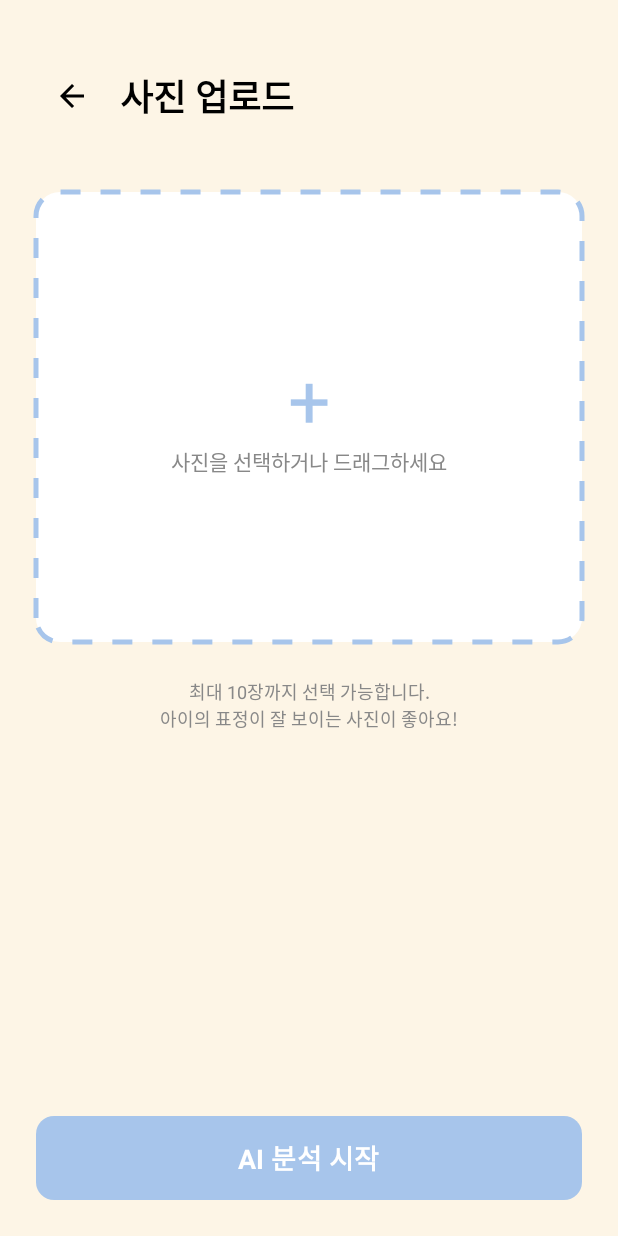
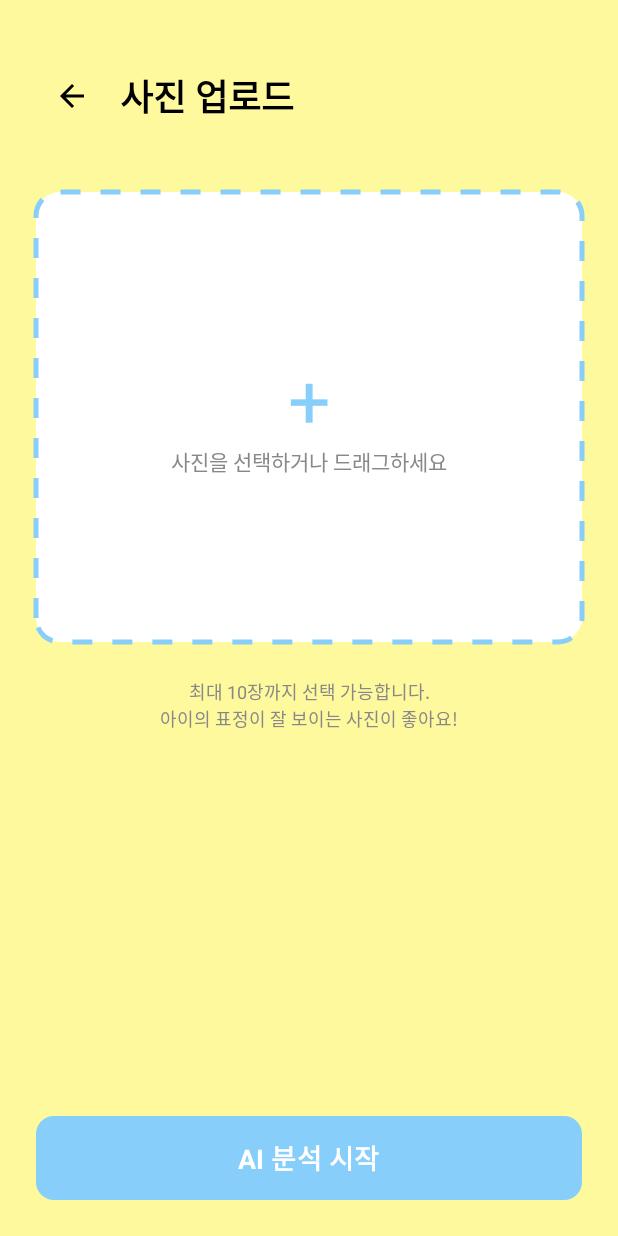
Before and after one commit to bibleme/Aiary, an Android app built with Jetpack Compose: the @Preview function ImageUploadScreenPreview, on a phone screen of 412 x 824 dp. Run offline under Robolectric (Android 15) with nearby library versions, the phone set to English and light mode, and no system bars; Roboto replaces fonts that are not available here.

Commit message:
Update ImageUploadScreen.kt

```diff
--- a/app/src/main/java/com/example/aiary/ImageUploadScreen.kt
+++ b/app/src/main/java/com/example/aiary/ImageUploadScreen.kt
@@ -42,7 +42,7 @@ fun ImageUploadScreen(onBack: () -> Unit) {
 
     // 사진 선택기
     val galleryLauncher = rememberLauncherForActivityResult(
-        contract = ActivityResultContracts.PickVisualMedia()
+        contract = ActivityResultContracts.GetContent()
     ) { uri ->
         selectedImageUri = uri // 선택한 사진의 주소를 변수에 저장
     }
@@ -52,7 +52,7 @@ fun ImageUploadScreen(onBack: () -> Unit) {
         Column(
             modifier = Modifier
                 .fillMaxSize()
-                .background(Color(0xFFFDF5E6))
+                .background(Color(0xFFFFF99E))
                 .padding(24.dp),
             horizontalAlignment = Alignment.CenterHorizontally
         ) {
@@ -87,16 +87,18 @@ fun ImageUploadScreen(onBack: () -> Unit) {
                     .background(Color.White, shape = RoundedCornerShape(16.dp))
                     .clickable {
                         // 박스 클릭 시 갤러리 열기
-                        galleryLauncher.launch(
-                            PickVisualMediaRequest(ActivityResultContracts.PickVisualMedia.ImageOnly)
-                        )
+                        // galleryLauncher.launch(
+                          //  PickVisualMediaRequest(ActivityResultContracts.PickVisualMedia.ImageOnly))
+                        galleryLauncher.launch("image/*")
+
+
                     },
                 contentAlignment = Alignment.Center
             ) {
                 // 테두리 점선
                 val stroke = Stroke(width = 5f, pathEffect = PathEffect.dashPathEffect(floatArrayOf(20f, 20f), 0f))
                 Canvas(modifier = Modifier.fillMaxSize()) {
-                    drawRoundRect(color = Color(0xFFa7c5eb), style = stroke,
+                    drawRoundRect(color = Color(0xFF87CEFA), style = stroke,
                         cornerRadius = androidx.compose.ui.geometry.CornerRadius(16.dp.toPx()))
                 }
 
@@ -104,11 +106,11 @@ fun ImageUploadScreen(onBack: () -> Unit) {
                 if (selectedImageUri == null) {
                     // 선택 안 됨: + 아이콘
                     Column(horizontalAlignment = Alignment.CenterHorizontally) {
-                        Text(text = "+", fontSize = 50.sp, color = Color(0xFFa7c5eb))
+                        Text(text = "+", fontSize = 50.sp, color = Color(0xFF87CEFA))
                         Text(text = "사진을 선택하거나 드래그하세요", color = Color(0xFF888888), fontSize = 14.sp)
                     }
                 } else {
-                    // 선택 됨: 체크 아이콘과 파일명 표시 (Coil 라이브러리가 없어서 텍스트로 대체)
+                    // 체크 아이콘과 파일명 표시
                     Column(horizontalAlignment = Alignment.CenterHorizontally) {
                         Icon(
                             imageVector = Icons.Filled.CheckCircle,
@@ -186,7 +188,7 @@ fun ImageUploadScreen(onBack: () -> Unit) {
                     }
                 },
                 enabled = !isLoading, // 로딩 중엔 버튼 비활성화
-                colors = ButtonDefaults.buttonColors(containerColor = Color(0xFFa7c5eb)),
+                colors = ButtonDefaults.buttonColors(containerColor = Color(0xFF87CEFA)),
                 shape = RoundedCornerShape(12.dp),
                 modifier = Modifier.fillMaxWidth().height(56.dp)
             ) {
@@ -235,4 +237,6 @@ fun getFileFromUri(context: android.content.Context, uri: android.net.Uri): java
         inputStream.copyTo(output)
     }
     return tempFile
+
+
 }
```
